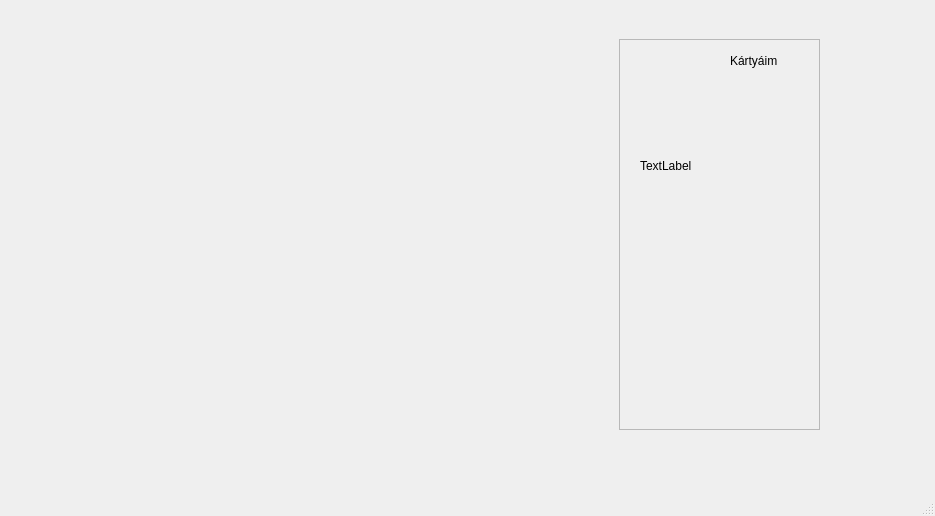
This is qtserver/termeszetikepek.ui in p-anna9603/fancy_nev as Qt 5 draws it before an edit. The edited form follows.
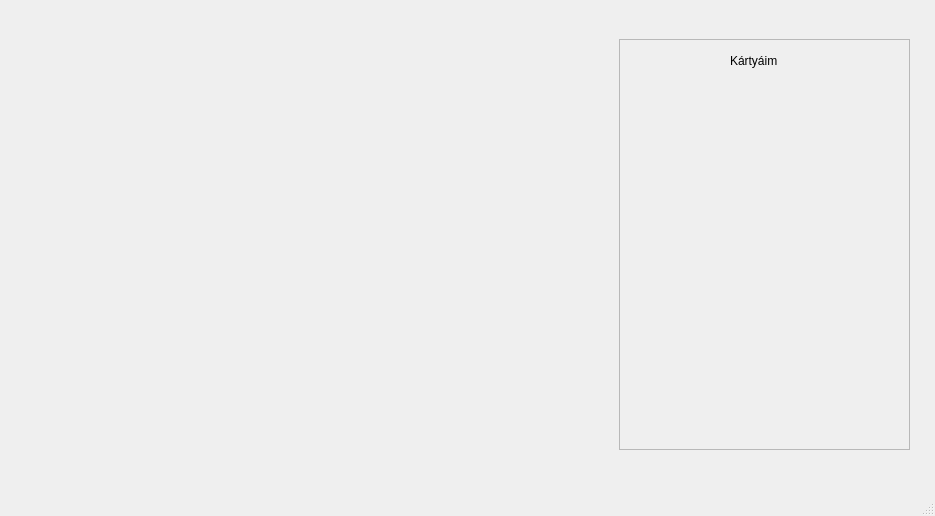
This is the edited form. Icons and pictures are not drawn.

Patch:
```diff
--- a/qtserver/termeszetikepek.ui
+++ b/qtserver/termeszetikepek.ui
@@ -42,8 +42,8 @@
          <rect>
           <x>610</x>
           <y>30</y>
-          <width>201</width>
-          <height>391</height>
+          <width>291</width>
+          <height>411</height>
          </rect>
         </property>
         <property name="widgetResizable">
@@ -54,8 +54,8 @@
           <rect>
            <x>0</x>
            <y>0</y>
-           <width>199</width>
-           <height>389</height>
+           <width>289</width>
+           <height>409</height>
           </rect>
          </property>
          <widget class="QLabel" name="label_2">
@@ -71,22 +71,6 @@
            <string>Kártyáim</string>
           </property>
          </widget>
-         <widget class="QLabel" name="t3_1">
-          <property name="geometry">
-           <rect>
-            <x>20</x>
-            <y>70</y>
-            <width>101</width>
-            <height>111</height>
-           </rect>
-          </property>
-          <property name="text">
-           <string>TextLabel</string>
-          </property>
-          <property name="scaledContents">
-           <bool>true</bool>
-          </property>
-         </widget>
         </widget>
        </widget>
       </widget>
```
